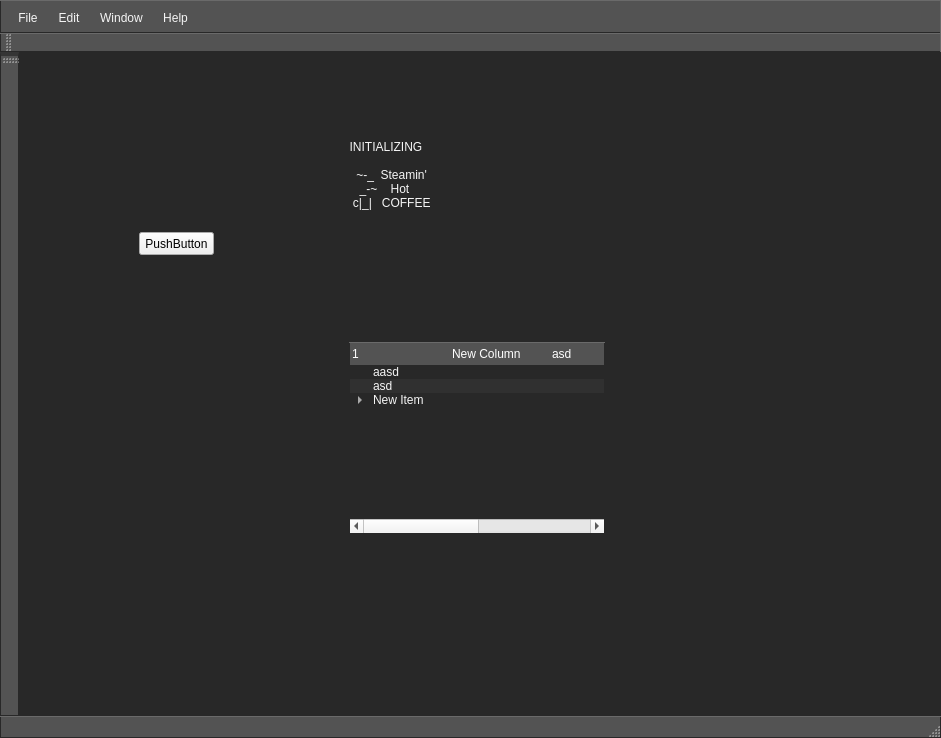
Before: the Qt Designer form Source/GUI/MainWindow.ui in Adelost/Ultimate-Coffee, drawn with Qt 5.
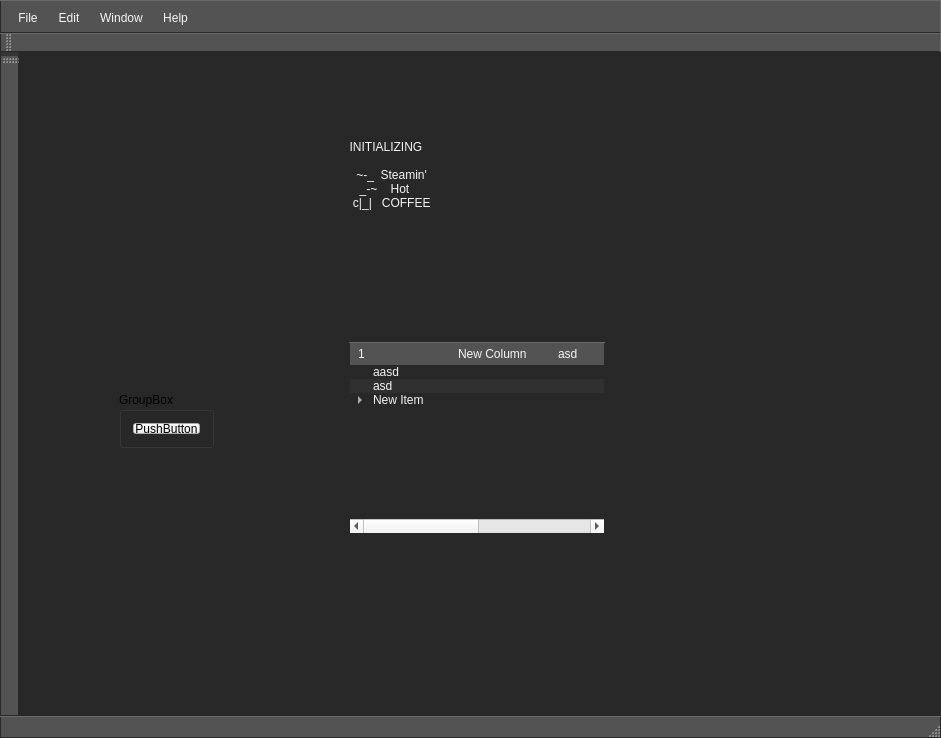
After: the same form once the commit is applied. Icons and pictures are not drawn.

Diff of the .ui file:
```diff
--- a/Source/GUI/MainWindow.ui
+++ b/Source/GUI/MainWindow.ui
@@ -25,6 +25,16 @@
 	background-color: #808080;
 }
 
+QHeaderView::section
+{
+	background-color: #535353;
+	border: none;
+	padding: 2px;
+	padding-left: 8px;
+	margin: 0px;
+}
+
+
 QAbstractScrollArea, QAbstractItemView
 {
    	color: #f5f5f5;
@@ -39,7 +49,6 @@
 	border: 1px solid #282828;
 	border-top: 1px solid #6a6a6a;
 }
-
 QWidget:item:hover
 {
 	
@@ -161,15 +170,6 @@
     background-color: #242424;
 }
 
-
-QHeaderView::section
-{
-    background-color: QLinearGradient(x1:0, y1:0, x2:0, y2:1, stop:0 #616161, stop: 0.5 #505050, stop: 0.6 #434343, stop:1 #656565);
-    color: white;
-    padding-left: 4px;
-    border: 1px solid #6c6c6c;
-}
-
 QCheckBox:disabled
 {
 	color: #414141;
@@ -289,13 +289,6 @@
 	border-top: 1px solid #6a6a6a;
 }
 
-QHeaderView::section
-{
-   background-color: #535353;
-	border: none;
-	padding: 2px;
-}
-
 QTreeView
 {
  	background-color: #535353;
@@ -454,18 +447,40 @@
   </string>
     </property>
    </widget>
-   <widget class="QPushButton" name="pushButton">
+   <widget class="QGroupBox" name="groupBox">
     <property name="geometry">
      <rect>
-      <x>120</x>
-      <y>180</y>
-      <width>75</width>
-      <height>23</height>
+      <x>100</x>
+      <y>340</y>
+      <width>95</width>
+      <height>56</height>
      </rect>
     </property>
-    <property name="text">
-     <string>PushButton</string>
+    <property name="title">
+     <string>GroupBox</string>
     </property>
+    <layout class="QVBoxLayout" name="verticalLayout">
+     <item>
+      <widget class="QPushButton" name="pushButton">
+       <property name="text">
+        <string>PushButton</string>
+       </property>
+      </widget>
+     </item>
+     <item>
+      <spacer name="verticalSpacer">
+       <property name="orientation">
+        <enum>Qt::Vertical</enum>
+       </property>
+       <property name="sizeHint" stdset="0">
+        <size>
+         <width>20</width>
+         <height>40</height>
+        </size>
+       </property>
+      </spacer>
+     </item>
+    </layout>
    </widget>
   </widget>
   <widget class="QToolBar" name="contextBar">
```
